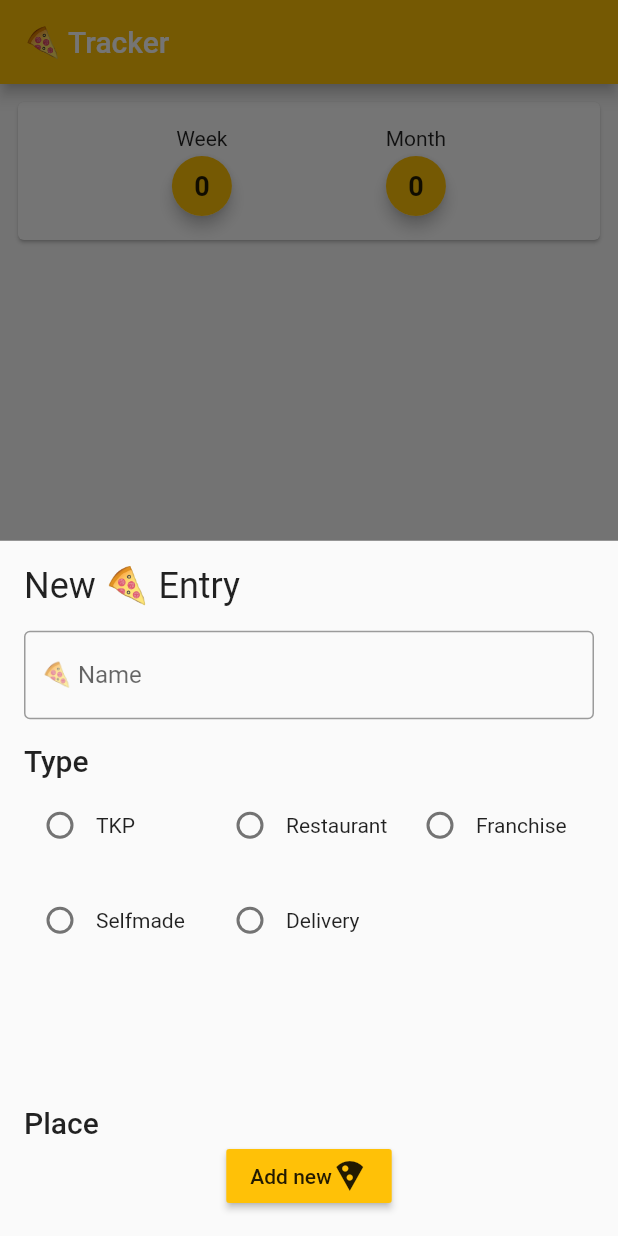
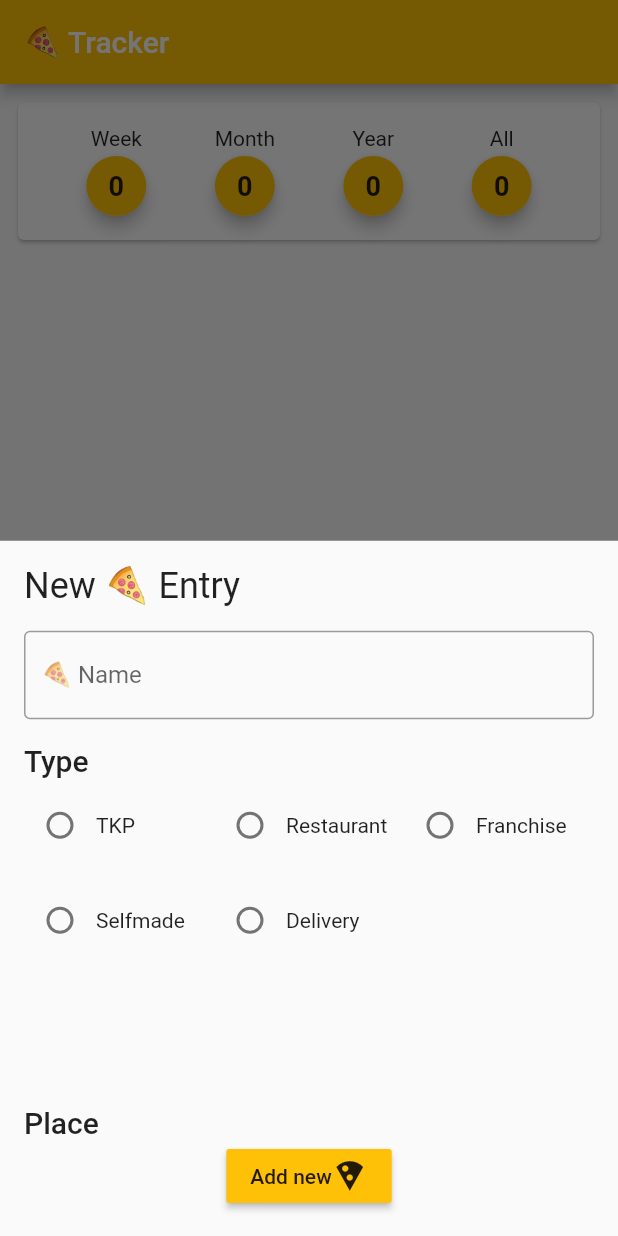
Before and after one commit to TonySpegel/PizzaTracker, a Flutter app: the screen it shows after launch, after a tap on the "local pizza" icon, on a phone screen of 412 x 824 dp. Run offline on Flutter 3.47's test engine with Material 2 defaults, Android fonts, the phone set to English and light mode, and no system bars; our stand-ins replace cloud_firestore; accounts and stored records are empty.

Commit message:
year, all for info panel and new layout for pizza topings

```diff
--- a/lib/pizza_item_screen.dart
+++ b/lib/pizza_item_screen.dart
@@ -99,18 +99,20 @@ Future<int> getEntries(mode) async {
   switch(mode) {
     case 'week':
       DateTime _firstDayOfTheweek;
+      DateTime _lastDayOfTheweek;
 
       if (today.weekday == 1) {
         _firstDayOfTheweek = startOfDay(today);
-        print(_firstDayOfTheweek);
+        _lastDayOfTheweek = endOfDay(_firstDayOfTheweek.add(new Duration(days: 6)));
       } else {
-        _firstDayOfTheweek = today.subtract(new Duration(days: today.weekday));
+        _firstDayOfTheweek = today.subtract(new Duration(days: today.weekday - 1));
+        _lastDayOfTheweek = endOfDay(_firstDayOfTheweek.add(new Duration(days: 6)));
       }
 
-      DateTime _lastDayOfTheweek = endOfDay(_firstDayOfTheweek.add(new Duration(days: 7)));
-
-      print('start: ' + _firstDayOfTheweek.toString());
-      print('ende: ' + _lastDayOfTheweek.toString());
+      // print('tag: ' + today.weekday.toString());
+      // print('heute: ' + today.toString());
+      // print('start: ' + _firstDayOfTheweek.toString());
+      // print('ende: ' + _lastDayOfTheweek.toString());
 
       numberOfEntries = await numberOfSnapshotEntries(_firstDayOfTheweek, _lastDayOfTheweek);
 
@@ -129,8 +131,18 @@ Future<int> getEntries(mode) async {
       break;
 
     case 'year':
-      // DateTime _firstDayOfMonth = DateTime(today.year);
-      // print(_firstDayOfMonth);
+      DateTime _firstDayOfYear = DateTime(today.year);
+      DateTime _lastDayOfYear = endOfDay(DateTime(today.year, 12, 31));
+
+      numberOfEntries = await numberOfSnapshotEntries(_firstDayOfYear, _lastDayOfYear);
+
+      break;
+
+    case 'all':
+      DateTime _longTimeAgo = DateTime.utc(2016, 01, 01);
+      DateTime _lastDayOfYear = endOfDay(DateTime(today.year, 12, 31));
+
+      numberOfEntries = await numberOfSnapshotEntries(_longTimeAgo, _lastDayOfYear);
 
       break;
 
@@ -216,6 +228,8 @@ Widget _buildList(BuildContext context, List<DocumentSnapshot> snapshot) {
             children: [
               buildCircle('week'),
               buildCircle('month'),
+              buildCircle('year'),
+              buildCircle('all'),
             ],
           ),
         ),
```
Also changed, not shown: lib/pizza_item.dart (+20 -35 lines).
